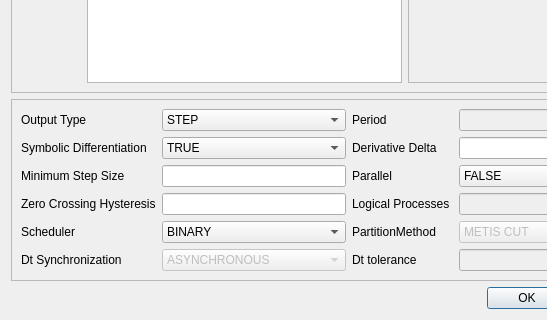
jjzhang166/qss-engine, file src/gui/ui/run.ui: the form before one commit; both pictures show x 0 to 547 and y 242 to 562 of the 664 by 562 pixel window.
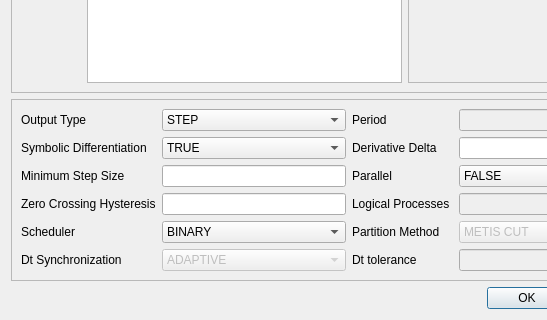
The form after the commit.

Commit message: chg: Fixed GUI typos and names.

The edit to the form file:
```diff
--- a/src/gui/ui/run.ui
+++ b/src/gui/ui/run.ui
@@ -204,7 +204,7 @@
       <item row="6" column="2">
        <widget class="QLabel" name="_pmLbl">
         <property name="text">
-         <string>PartitionMethod</string>
+         <string>Partition Method</string>
         </property>
        </widget>
       </item>
@@ -411,7 +411,7 @@
         </property>
         <item>
          <property name="text">
-          <string>ASYNCHRONOUS</string>
+          <string>ADAPTIVE</string>
          </property>
         </item>
         <item>
```
